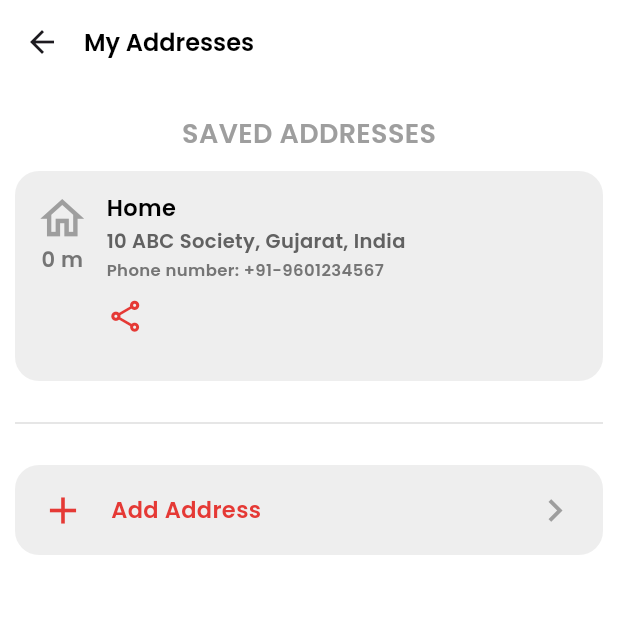
After one commit to VandanKambodi/Snackzilla, a Flutter app: the addressPage screen opened directly, on a phone screen of 412 x 824 dp, the top half of it. The commit adds this screen. Run offline on Flutter 3.47's test engine with Material 3 defaults, Android fonts, the phone set to English and light mode, and no system bars; our stand-ins replace font_awesome_flutter.

Commit message:
Addresses Page

```diff
--- /dev/null
+++ b/lib/Profile/addressPage.dart
@@ -0,0 +1,113 @@
+
+import 'package:flutter/cupertino.dart';
+import 'package:flutter/material.dart';
+
+class addressPage extends StatefulWidget{
+  @override
+  State<addressPage> createState() => _addressPageState();
+}
+
+class _addressPageState extends State<addressPage> {
+  @override
+  Widget build(BuildContext context) {
+    // TODO: implement build
+    return Scaffold(
+      appBar: AppBar(
+        automaticallyImplyLeading: true,
+        elevation: 0,
+        backgroundColor: Colors.white,
+        titleSpacing: 0,
+        title: Text("My Addresses",style: TextStyle(color: Colors.black,fontFamily: 'pageHead', fontSize: 16),),
+      ),
+      body: Padding(
+        padding: const EdgeInsets.all(10.0),
+        child: Column(
+          children: [
+            SizedBox(height: 10,),
+            Row(
+              mainAxisAlignment: MainAxisAlignment.center,
+              children: [
+                Text("SAVED ADDRESSES",style: TextStyle(color: Colors.grey.shade500,fontFamily: 'pageHead',fontSize: 18),),
+              ],
+            ),
+            SizedBox(height: 12,),
+            Container(
+              padding: EdgeInsets.all(14),
+              height: 140,
+              decoration: BoxDecoration(
+                color: Colors.grey.shade200,
+                borderRadius: BorderRadius.circular(16)
+              ),
+              child: Row(
+                mainAxisAlignment: MainAxisAlignment.start,
+                crossAxisAlignment: CrossAxisAlignment.start,
+                children: [
+                  Column(
+                    children: [
+                      Icon(Icons.home_outlined,color: Colors.grey,size: 35,),
+                      Text("0 m",style: TextStyle(color: Colors.grey.shade600,fontFamily: 'pageHead',fontSize: 14),),
+                    ],
+                  ),
+                  SizedBox(width: 12,),
+                  Column(
+                    mainAxisAlignment: MainAxisAlignment.start,
+                    crossAxisAlignment: CrossAxisAlignment.start,
+                    children: [
+                      Text("Home",style: TextStyle(color: Colors.black,fontFamily: 'pageHead',fontSize: 15),),
+                      SizedBox(height: 2,),
+                      Text("10 ABC Society, Gujarat, India",style: TextStyle(color: Colors.grey.shade700,fontFamily: 'pageHead',fontSize: 13),),
+                      SizedBox(height: 2,),
+                      Text("Phone number: +91-9601234567",style: TextStyle(color: Colors.grey.shade600,fontFamily: 'pageHead',fontSize: 11),),
+                      SizedBox(height: 10,),
+                      Row(
+                        children: [
+                          Icon(Icons.share_outlined,color: Colors.red.shade600,size: 25,),
+                        ],
+                      )
+                    ],
+                  ),
+                ],
+              ),
+            ),
+            SizedBox(height: 20,),
+            Padding(
+              padding: const EdgeInsets.symmetric(horizontal: 0.0, vertical: 0.0),
+              child: Divider(
+                color: Colors.grey.shade400,
+                thickness: 0.5,
+                indent: 0,
+                endIndent: 0,
+              ),
+            ),
+            SizedBox(height: 20,),
+            Container(
+              decoration: BoxDecoration(
+                  color: Colors.grey.shade200,
+                  borderRadius: BorderRadius.circular(16)
+              ),
+              height: 60,
+              child: Row(
+                mainAxisAlignment: MainAxisAlignment.spaceBetween,
+                children: [
+                  Row(
+                    children: [
+                      TextButton(onPressed: (){}, child: Icon(Icons.add,color: Colors.red.shade600,size: 30,),
+                      style: TextButton.styleFrom(foregroundColor: Colors.grey.shade200),
+                      ),
+                      Text("Add Address",style: TextStyle(color: Colors.red.shade600,fontFamily: 'pageHead',fontSize: 15),),
+                    ],
+                  ),
+                  TextButton(onPressed: (){}, child: Icon(Icons.chevron_right,color: Colors.grey,size: 30,),
+                    style: TextButton.styleFrom(foregroundColor: Colors.grey.shade200),
+                  ),
+                ],
+              ),
+            ),
+          ],
+        ),
+      ),
+
+      backgroundColor: Colors.white,
+    );
+  }
+}
--- a/lib/Profile/profilePage.dart
+++ b/lib/Profile/profilePage.dart
@@ -2,6 +2,7 @@ import 'package:flutter/cupertino.dart';
 import 'package:flutter/material.dart';
 import 'package:snackzilla/LoginSignup/LoginPage.dart';
 import 'package:snackzilla/Home/homePage.dart';
+import 'package:snackzilla/Profile/addressPage.dart';
 import 'package:snackzilla/Settings/settingPage.dart';
 
 class profilePage extends StatefulWidget{
@@ -96,9 +97,14 @@ class _profilePageState extends State<profilePage> {
                   ),
                 ),
               ),
-              ListTile(
-                leading: Icon(Icons.home_work_outlined),
-                title: Text("My Addresses",style: TextStyle(color: Colors.black,fontFamily: 'description', fontSize: 15),),
+              GestureDetector(
+                onTap: (){
+                  Navigator.push(context, MaterialPageRoute(builder: (context)=>addressPage()));
+                },
+                child: ListTile(
+                  leading: Icon(Icons.home_work_outlined),
+                  title: Text("My Addresses",style: TextStyle(color: Colors.black,fontFamily: 'description', fontSize: 15),),
+                ),
               ),
               ListTile(
                 leading: Icon(Icons.delivery_dining_outlined),
```
